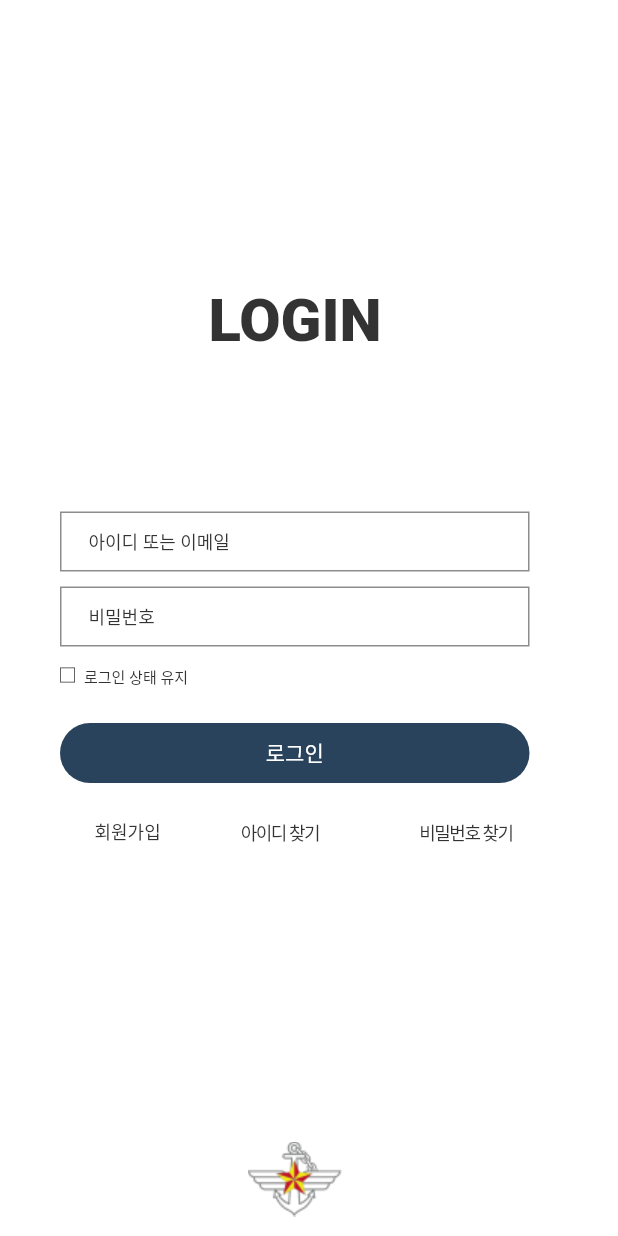
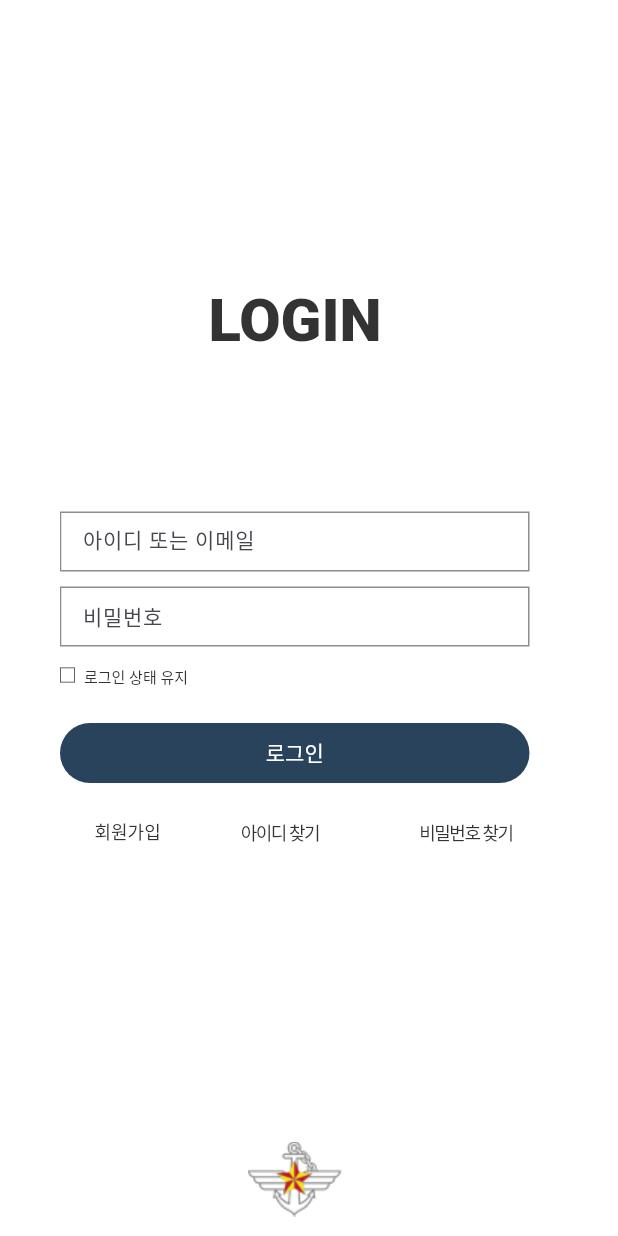
Before and after one commit to heroglass/frontend, a Flutter app: the screen it shows after launch, after a tap on "시작하기", on a phone screen of 412 x 824 dp. Run offline on Flutter 3.47's test engine with Material 3 defaults, Android fonts, the light colour scheme and no system bars; our stand-ins replace google_maps_flutter, permission_handler, webview_flutter; missing offline and left inert: iamport_flutter; network calls fail; Roboto replaces fonts that are missing (Apple SD Gothic Neo).

Commit message:
feat(SigninPage): add signin textfield

```diff
--- a/lib/screens/signin/signin_page.dart
+++ b/lib/screens/signin/signin_page.dart
@@ -45,6 +45,8 @@ class _LoginPageState extends State<LoginPage> {
             Positioned(
               left: 40,
               top: 341,
+              child: Material(
+                // Material 위젯 추가
                 child: Container(
                   width: 313,
                   height: 40,
@@ -54,11 +56,26 @@ class _LoginPageState extends State<LoginPage> {
                       color: const Color(0xFF8D8D8D),
                     ),
                   ),
+                  child: TextField(
+                    style: TextStyle(fontSize: 14),
+                    decoration: InputDecoration(
+                      border: InputBorder.none,
+                      hintText: '아이디 또는 이메일',
+                      fillColor: Colors.white,
+                      // 내부 색상을 화이트로 설정
+                      filled: true,
+                      contentPadding: EdgeInsets.symmetric(
+                          horizontal: 10, vertical: 11), // 텍스트 왼쪽 패딩 추가
+                    ),
+                  ),
+                ),
               ),
             ),
             Positioned(
               left: 40,
               top: 391,
+              child: Material(
+                // Material 위젯 추가
                 child: Container(
                   width: 313,
                   height: 40,
@@ -66,6 +83,20 @@ class _LoginPageState extends State<LoginPage> {
                   decoration: BoxDecoration(
                     border: Border.all(
                       color: const Color(0xFF8D8D8D),
+                    ),
+                  ),
+                  child: TextField(
+                    style: TextStyle(fontSize: 14),
+                    obscureText: true,
+                    decoration: InputDecoration(
+                      border: InputBorder.none,
+                      hintText: '비밀번호',
+                      fillColor: Colors.white,
+                      // 내부 색상을 화이트로 설정
+                      filled: true,
+                      contentPadding:
+                          EdgeInsets.symmetric(horizontal: 10, vertical: 11),
+                    ),
                   ),
                 ),
               ),
@@ -86,8 +117,10 @@ class _LoginPageState extends State<LoginPage> {
                 onPressed: () {
                   // 버튼 클릭 시 수행할 작업
                   print('버튼이 클릭되었습니다.');
-                  Navigator.push(context,
-                      MaterialPageRoute(builder: (context) =>  const MainPage()));
+                  Navigator.push(
+                      context,
+                      MaterialPageRoute(
+                          builder: (context) => const MainPage()));
                 },
                 child: const DefaultTextStyle(
                   style: TextStyle(
@@ -104,7 +137,9 @@ class _LoginPageState extends State<LoginPage> {
               top: 530,
               child: TextButton(
                 style: TextButton.styleFrom(
-                  foregroundColor: const Color(0xFF333333), backgroundColor: Colors.transparent, // 텍스트 색상 설정
+                  foregroundColor: const Color(0xFF333333),
+                  backgroundColor: Colors.transparent,
+                  // 텍스트 색상 설정
                   textStyle: const TextStyle(
                     fontSize: 12,
                     fontFamily: 'Apple SD Gothic Neo',
@@ -117,36 +152,6 @@ class _LoginPageState extends State<LoginPage> {
                           builder: (context) => const MilipassPage()));
                 },
                 child: const Text('회원가입'),
-              ),
-            ),
-            const Positioned(
-              left: 59,
-              top: 349,
-              child: DefaultTextStyle(
-                style: TextStyle(
-                  color: Color(0xFF333333),
-                  fontSize: 12,
-                  height: 1.8,
-                  fontFamily: 'Apple SD Gothic Neo',
-                ),
-                child: Text(
-                  '아이디 또는 이메일',
-                ),
-              ),
-            ),
-            const Positioned(
-              left: 59,
-              top: 399,
-              child: DefaultTextStyle(
-                style: TextStyle(
-                  color: Color(0xFF333333),
-                  fontSize: 12,
-                  height: 1.8,
-                  fontFamily: 'Apple SD Gothic Neo',
-                ),
-                child: Text(
-                  '비밀번호',
-                ),
               ),
             ),
             const Positioned(
```
Lines whose indentation alone changed are shown as unchanged.
